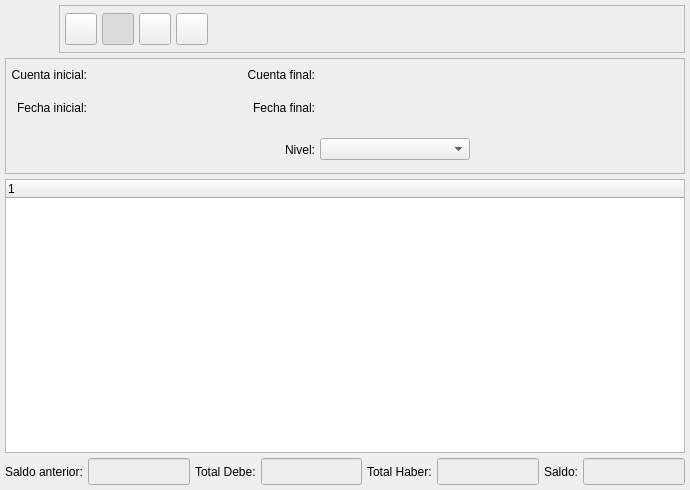
eboladev/Bulmages-1, file bulmages/bulmacont/plugins/pluginbalancetree/balancetreebase.ui: the form before one commit.
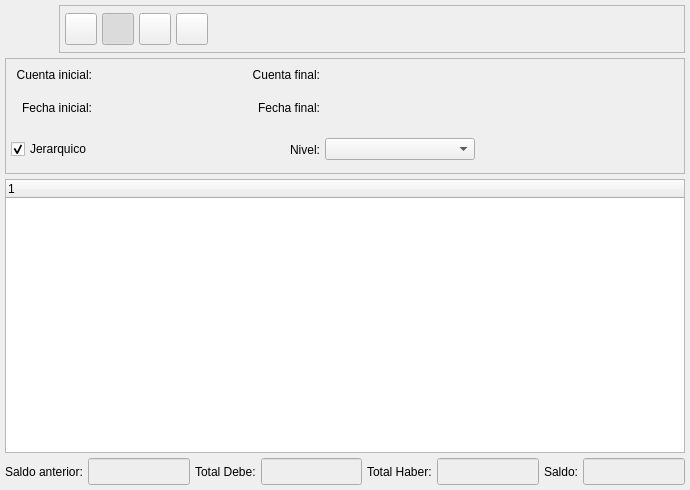
The form after the commit. Icons and pictures are not drawn. Custom widgets are drawn as their Qt base class.

Patch:
```diff
--- a/bulmages/bulmacont/plugins/pluginbalancetree/balancetreebase.ui
+++ b/bulmages/bulmacont/plugins/pluginbalancetree/balancetreebase.ui
@@ -268,9 +268,7 @@
    <item>
     <widget class="QFrame" name="frame" >
      <property name="sizePolicy" >
-      <sizepolicy>
-       <hsizetype>5</hsizetype>
-       <vsizetype>1</vsizetype>
+      <sizepolicy vsizetype="Minimum" hsizetype="Preferred" >
        <horstretch>0</horstretch>
        <verstretch>0</verstretch>
       </sizepolicy>
@@ -285,7 +283,19 @@
       <property name="margin" >
        <number>5</number>
       </property>
-      <property name="spacing" >
+      <property name="topMargin" >
+       <number>5</number>
+      </property>
+      <property name="rightMargin" >
+       <number>5</number>
+      </property>
+      <property name="bottomMargin" >
+       <number>5</number>
+      </property>
+      <property name="horizontalSpacing" >
+       <number>5</number>
+      </property>
+      <property name="verticalSpacing" >
        <number>5</number>
       </property>
       <item row="0" column="4" >
@@ -433,6 +443,16 @@
         </property>
        </widget>
       </item>
+      <item row="2" column="0" >
+       <widget class="QCheckBox" name="mui_jerarquico" >
+        <property name="text" >
+         <string>Jerarquico</string>
+        </property>
+        <property name="checked" >
+         <bool>true</bool>
+        </property>
+       </widget>
+      </item>
      </layout>
     </widget>
    </item>
```
Left out of the diff: 78 changed lines with no effect on the pictures.
